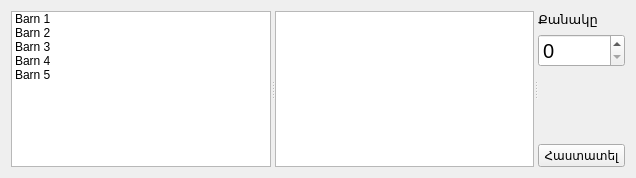
Above: src/storeexplorer.ui from ADCompany/AD-Farm before the change. Below: the same form after it.
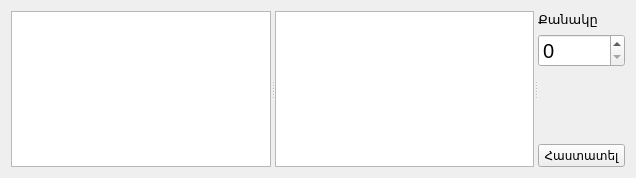
That is the form after the change. Icons and pictures are not drawn.

Patch:
```diff
--- a/src/storeexplorer.ui
+++ b/src/storeexplorer.ui
@@ -23,53 +23,7 @@
       <property name="orientation">
        <enum>Qt::Horizontal</enum>
       </property>
-      <widget class="QListWidget" name="wdgStoreList">
-       <item>
-        <property name="text">
-         <string>Barn 1</string>
-        </property>
-        <property name="icon">
-         <iconset resource="farmmanager.qrc">
-          <normaloff>:/FarmManager/Resources/barn.png</normaloff>:/FarmManager/Resources/barn.png</iconset>
-        </property>
-       </item>
-       <item>
-        <property name="text">
-         <string>Barn 2</string>
-        </property>
-        <property name="icon">
-         <iconset resource="farmmanager.qrc">
-          <normaloff>:/FarmManager/Resources/barn.png</normaloff>:/FarmManager/Resources/barn.png</iconset>
-        </property>
-       </item>
-       <item>
-        <property name="text">
-         <string>Barn 3</string>
-        </property>
-        <property name="icon">
-         <iconset resource="farmmanager.qrc">
-          <normaloff>:/FarmManager/Resources/barn.png</normaloff>:/FarmManager/Resources/barn.png</iconset>
-        </property>
-       </item>
-       <item>
-        <property name="text">
-         <string>Barn 4</string>
-        </property>
-        <property name="icon">
-         <iconset resource="farmmanager.qrc">
-          <normaloff>:/FarmManager/Resources/barn.png</normaloff>:/FarmManager/Resources/barn.png</iconset>
-        </property>
-       </item>
-       <item>
-        <property name="text">
-         <string>Barn 5</string>
-        </property>
-        <property name="icon">
-         <iconset resource="farmmanager.qrc">
-          <normaloff>:/FarmManager/Resources/barn.png</normaloff>:/FarmManager/Resources/barn.png</iconset>
-        </property>
-       </item>
-      </widget>
+      <widget class="QListWidget" name="wdgStoreList"/>
       <widget class="QTableView" name="viewContentTable">
        <property name="selectionBehavior">
         <enum>QAbstractItemView::SelectRows</enum>
```
